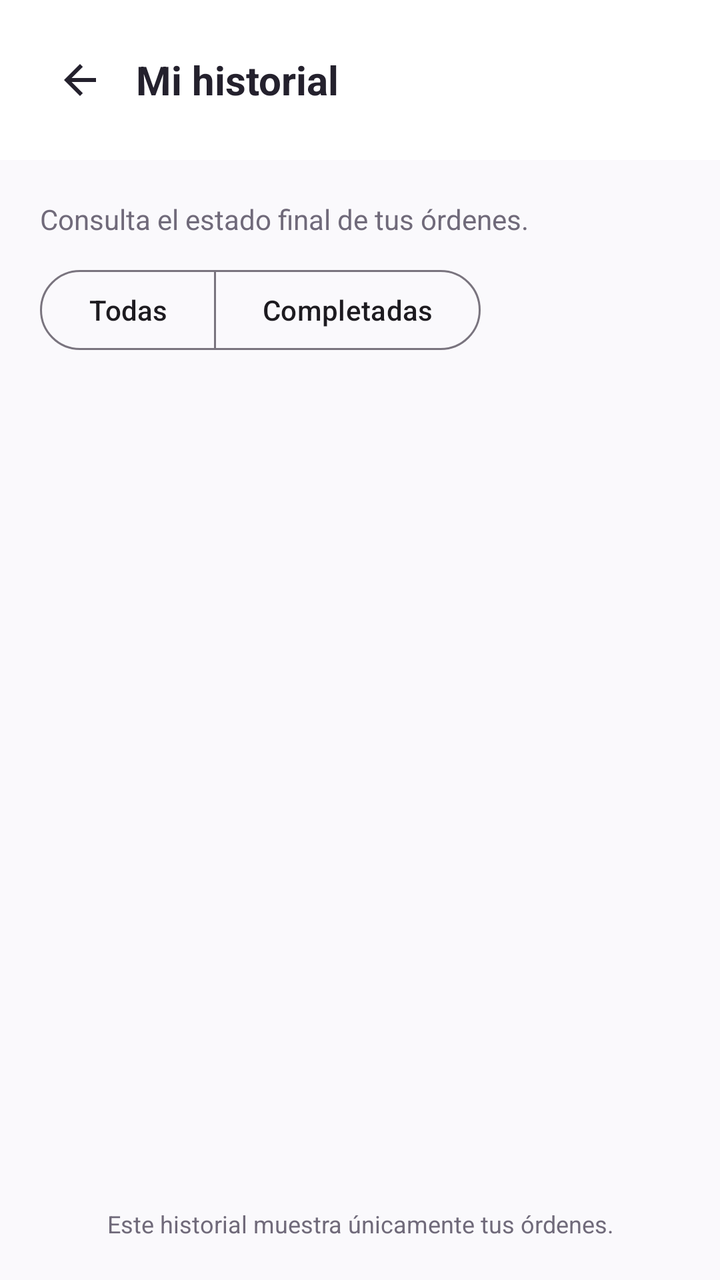
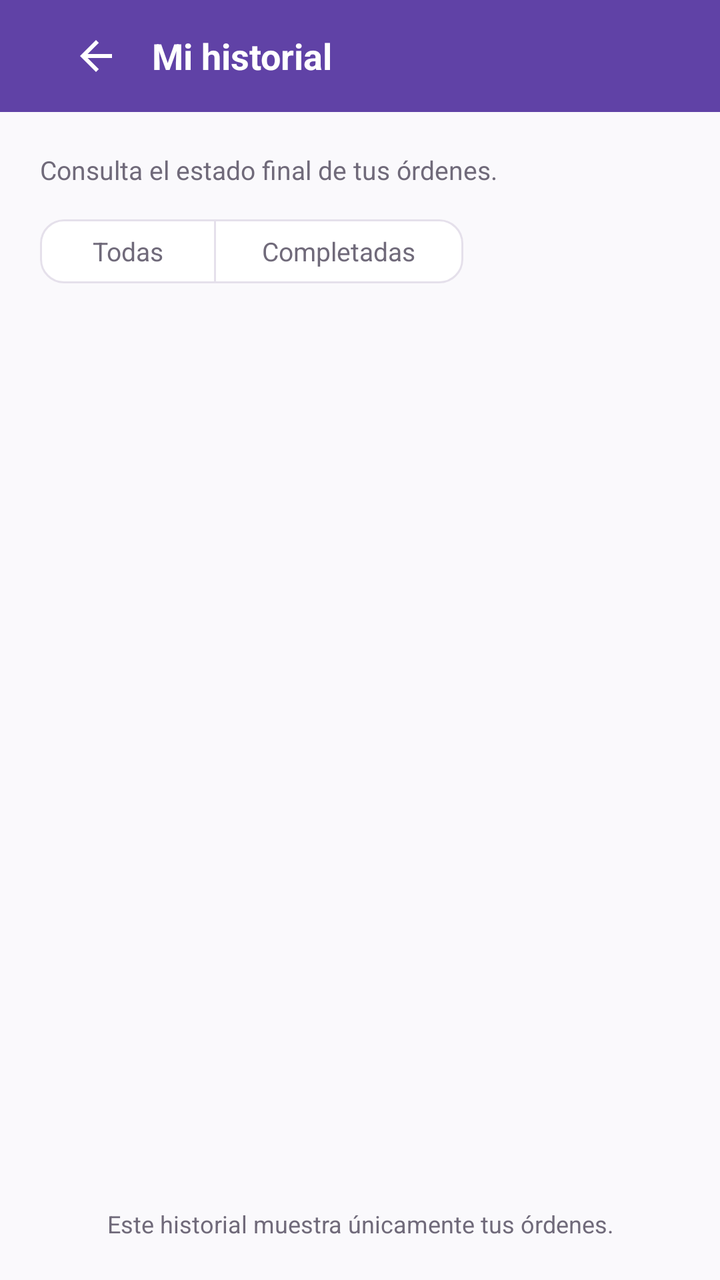

Compare the two renders of this Android layout. The source of the first and the diff that turns it into the second are given below.
<!-- AndroidManifest.xml: application theme Theme.ApiMovil -->
<!-- res/layout/fragment_historial.xml -->
<?xml version="1.0" encoding="utf-8"?>
<LinearLayout xmlns:android="http://schemas.android.com/apk/res/android"
    xmlns:app="http://schemas.android.com/apk/res-auto"
    android:layout_width="match_parent"
    android:layout_height="match_parent"
    android:background="@color/fondo"
    android:orientation="vertical">

    <LinearLayout
        android:layout_width="match_parent"
        android:layout_height="wrap_content"
        android:orientation="horizontal"
        android:gravity="center_vertical"
        android:background="@color/blanco"
        android:padding="20dp">

        <ImageButton
            android:id="@+id/btnVolver"
            android:layout_width="40dp"
            android:layout_height="40dp"
            android:src="@drawable/ic_back"
            android:background="?attr/selectableItemBackgroundBorderless"
            android:contentDescription="@string/volver" />

        <TextView
            android:text="@string/historial_titulo"
            android:layout_width="wrap_content"
            android:layout_height="wrap_content"
            android:textSize="20sp"
            android:textStyle="bold"
            android:textColor="@color/texto_principal"
            android:layout_marginStart="8dp" />
    </LinearLayout>

    <LinearLayout
        android:layout_width="match_parent"
        android:layout_height="match_parent"
        android:orientation="vertical"
        android:padding="20dp">

        <TextView
            android:text="@string/historial_subtitulo"
            android:layout_width="match_parent"
            android:layout_height="wrap_content"
            android:textColor="@color/texto_secundario"
            android:textSize="14sp"
            android:layout_marginBottom="12dp" />

        <com.google.android.material.button.MaterialButtonToggleGroup
            android:id="@+id/toggleFiltro"
            android:layout_width="wrap_content"
            android:layout_height="wrap_content"
            app:singleSelection="true">

            <com.google.android.material.button.MaterialButton
                android:id="@+id/btnTodas"
                style="@style/Widget.Material3.Button.OutlinedButton"
                android:layout_width="wrap_content"
                android:layout_height="wrap_content"
                android:text="@string/filtro_todas"
                app:cornerRadius="20dp" />

            <com.google.android.material.button.MaterialButton
                android:id="@+id/btnCompletadas"
                style="@style/Widget.Material3.Button.OutlinedButton"
                android:layout_width="wrap_content"
                android:layout_height="wrap_content"
                android:text="@string/filtro_completadas"
                app:cornerRadius="20dp" />

        </com.google.android.material.button.MaterialButtonToggleGroup>

        <androidx.recyclerview.widget.RecyclerView
            android:id="@+id/recyclerHistorial"
            android:layout_width="match_parent"
            android:layout_height="0dp"
            android:layout_weight="1"
            android:layout_marginTop="16dp"
            android:clipToPadding="false" />

        <TextView
            android:text="@string/privacidad_historial"
            android:layout_width="match_parent"
            android:layout_height="wrap_content"
            android:textColor="@color/texto_secundario"
            android:textSize="12sp"
            android:gravity="center" />

    </LinearLayout>
</LinearLayout>
<!-- resources referenced by this layout -->
<resources>
  <color name="blanco">#FFFFFF</color>
  <color name="fondo">#FAF9FC</color>
  <color name="texto_principal">#24212D</color>
  <color name="texto_secundario">#706A7A</color>
  <!-- drawable ic_back (drawable) -->
  <?xml version="1.0" encoding="utf-8"?>
  <vector xmlns:android="http://schemas.android.com/apk/res/android"
      android:width="24dp" android:height="24dp"
      android:viewportWidth="24" android:viewportHeight="24">
      <path android:fillColor="#24212D"
          android:pathData="M20,11H7.83l5.59,-5.59L12,4l-8,8 8,8 1.41,-1.41L7.83,13H20v-2z" />
  </vector>
  <string name="filtro_completadas">Completadas</string>
  <string name="filtro_todas">Todas</string>
  <string name="historial_subtitulo">Consulta el estado final de tus órdenes.</string>
  <string name="historial_titulo">Mi historial</string>
  <string name="privacidad_historial">Este historial muestra únicamente tus órdenes.</string>
  <string name="volver">Volver</string>
  <style name="Theme.ApiMovil" parent="Theme.Material3.DayNight.NoActionBar">
          <item name="colorPrimary">@color/purple_500</item>
          <item name="colorPrimaryVariant">@color/purple_700</item>
          <item name="colorOnPrimary">@color/white</item>
          <item name="colorSecondary">@color/teal_200</item>
      </style>
  <color name="purple_500">#6042A6</color>
  <color name="purple_700">#342052</color>
  <color name="white">#FFFFFFFF</color>
  <color name="teal_200">#6042A6</color>
</resources>

<!-- the commit's change to res/layout/fragment_historial.xml (unified diff, before → after) -->
@@ -6,31 +6,44 @@
     android:background="@color/fondo"
     android:orientation="vertical">
 
-    <LinearLayout
+    <com.google.android.material.appbar.AppBarLayout
         android:layout_width="match_parent"
         android:layout_height="wrap_content"
-        android:orientation="horizontal"
-        android:gravity="center_vertical"
-        android:background="@color/blanco"
-        android:padding="20dp">
+        app:elevation="0dp">
 
-        <ImageButton
-            android:id="@+id/btnVolver"
-            android:layout_width="40dp"
-            android:layout_height="40dp"
-            android:src="@drawable/ic_back"
-            android:background="?attr/selectableItemBackgroundBorderless"
-            android:contentDescription="@string/volver" />
+        <com.google.android.material.appbar.MaterialToolbar
+            android:layout_width="match_parent"
+            android:layout_height="?attr/actionBarSize"
+            android:background="?attr/colorPrimary">
 
-        <TextView
-            android:text="@string/historial_titulo"
-            android:layout_width="wrap_content"
-            android:layout_height="wrap_content"
-            android:textSize="20sp"
-            android:textStyle="bold"
-            android:textColor="@color/texto_principal"
-            android:layout_marginStart="8dp" />
-    </LinearLayout>
+            <LinearLayout
+                android:layout_width="match_parent"
+                android:layout_height="wrap_content"
+                android:gravity="center_vertical"
+                android:orientation="horizontal"
+                android:paddingHorizontal="12dp">
+
+                <ImageButton
+                    android:id="@+id/btnVolver"
+                    android:layout_width="40dp"
+                    android:layout_height="40dp"
+                    android:background="?attr/selectableItemBackgroundBorderless"
+                    android:contentDescription="@string/volver"
+                    android:src="@drawable/ic_back"
+                    app:tint="@color/blanco" />
+
+                <TextView
+                    android:layout_width="wrap_content"
+                    android:layout_height="wrap_content"
+                    android:layout_marginStart="8dp"
+                    android:text="@string/historial_titulo"
+                    android:textColor="@color/blanco"
+                    android:textSize="18sp"
+                    android:textStyle="bold" />
+            </LinearLayout>
+
+        </com.google.android.material.appbar.MaterialToolbar>
+    </com.google.android.material.appbar.AppBarLayout>
 
     <LinearLayout
         android:layout_width="match_parent"
@@ -39,12 +52,12 @@
         android:padding="20dp">
 
         <TextView
-            android:text="@string/historial_subtitulo"
             android:layout_width="match_parent"
             android:layout_height="wrap_content"
+            android:layout_marginBottom="12dp"
+            android:text="@string/historial_subtitulo"
             android:textColor="@color/texto_secundario"
-            android:textSize="14sp"
-            android:layout_marginBottom="12dp" />
+            android:textSize="13sp" />
 
         <com.google.android.material.button.MaterialButtonToggleGroup
             android:id="@+id/toggleFiltro"
@@ -56,35 +69,66 @@
                 android:id="@+id/btnTodas"
                 style="@style/Widget.Material3.Button.OutlinedButton"
                 android:layout_width="wrap_content"
-                android:layout_height="wrap_content"
+                android:layout_height="40dp"
                 android:text="@string/filtro_todas"
-                app:cornerRadius="20dp" />
+                android:textColor="@color/selector_toggle_button_text"
+                android:textSize="13sp"
+                app:backgroundTint="@color/selector_toggle_button_bg"
+                app:cornerRadius="12dp"
+                app:strokeColor="@color/borde" />
 
             <com.google.android.material.button.MaterialButton
                 android:id="@+id/btnCompletadas"
                 style="@style/Widget.Material3.Button.OutlinedButton"
                 android:layout_width="wrap_content"
-                android:layout_height="wrap_content"
+                android:layout_height="40dp"
                 android:text="@string/filtro_completadas"
-                app:cornerRadius="20dp" />
+                android:textColor="@color/selector_toggle_button_text"
+                android:textSize="13sp"
+                app:backgroundTint="@color/selector_toggle_button_bg"
+                app:cornerRadius="12dp"
+                app:strokeColor="@color/borde" />
 
         </com.google.android.material.button.MaterialButtonToggleGroup>
 
-        <androidx.recyclerview.widget.RecyclerView
-            android:id="@+id/recyclerHistorial"
+        <FrameLayout
             android:layout_width="match_parent"
             android:layout_height="0dp"
-            android:layout_weight="1"
-            android:layout_marginTop="16dp"
-            android:clipToPadding="false" />
+            android:layout_weight="1">
+
+            <androidx.recyclerview.widget.RecyclerView
+                android:id="@+id/recyclerHistorial"
+                android:layout_width="match_parent"
+                android:layout_height="match_parent"
+                android:clipToPadding="false"
+                android:paddingTop="12dp"
+                android:paddingBottom="88dp" />
+
+            <ProgressBar
+                android:id="@+id/progress"
+                android:layout_width="40dp"
+                android:layout_height="40dp"
+                android:layout_gravity="center"
+                android:visibility="gone" />
+
+            <TextView
+                android:id="@+id/textError"
+                android:layout_width="wrap_content"
+                android:layout_height="wrap_content"
+                android:layout_gravity="center"
+                android:accessibilityLiveRegion="polite"
+                android:textColor="@color/estado_vencida"
+                android:textSize="14sp"
+                android:visibility="gone" />
+        </FrameLayout>
 
         <TextView
-            android:text="@string/privacidad_historial"
             android:layout_width="match_parent"
             android:layout_height="wrap_content"
+            android:gravity="center"
+            android:text="@string/privacidad_historial"
             android:textColor="@color/texto_secundario"
-            android:textSize="12sp"
-            android:gravity="center" />
+            android:textSize="12sp" />
 
     </LinearLayout>
 </LinearLayout>
<!-- resource entries referenced after the edit -->
@@ -1,6 +1,8 @@
 <!-- resources referenced by this layout -->
 <resources>
   <color name="blanco">#FFFFFF</color>
+  <color name="borde">#E5E0EB</color>
+  <color name="estado_vencida">#C62828</color>
   <color name="fondo">#FAF9FC</color>
   <color name="texto_principal">#24212D</color>
   <color name="texto_secundario">#706A7A</color>
@@ -18,15 +20,17 @@
   <string name="historial_titulo">Mi historial</string>
   <string name="privacidad_historial">Este historial muestra únicamente tus órdenes.</string>
   <string name="volver">Volver</string>
-  <style name="Theme.ApiMovil" parent="Theme.Material3.DayNight.NoActionBar">
-          <item name="colorPrimary">@color/purple_500</item>
-          <item name="colorPrimaryVariant">@color/purple_700</item>
-          <item name="colorOnPrimary">@color/white</item>
-          <item name="colorSecondary">@color/teal_200</item>
+  <style name="Theme.ApiMovil" parent="Theme.MaterialComponents.DayNight.NoActionBar">
+          <item name="colorPrimary">@color/marca</item>
+          <item name="colorPrimaryVariant">@color/marca_oscuro</item>
+          <item name="colorOnPrimary">@color/blanco</item>
+          <item name="colorSecondary">@color/marca_claro</item>
+          <item name="colorOnSecondary">@color/texto_principal</item>
+          <item name="android:windowBackground">@color/fondo</item>
+          <item name="android:statusBarColor">@color/marca_oscuro</item>
       </style>
-  <color name="purple_500">#6042A6</color>
-  <color name="purple_700">#342052</color>
-  <color name="white">#FFFFFFFF</color>
-  <color name="teal_200">#6042A6</color>
+  <color name="marca">#6042A6</color>
+  <color name="marca_oscuro">#342052</color>
+  <color name="marca_claro">#EEE7FA</color>
 </resources>
 
